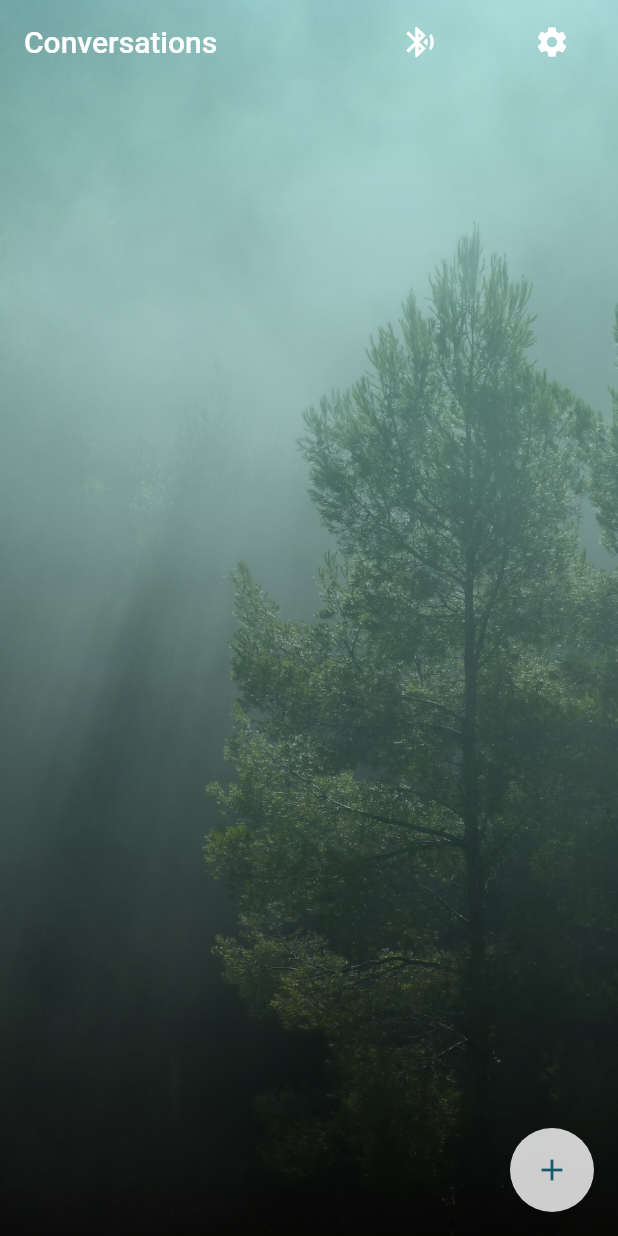
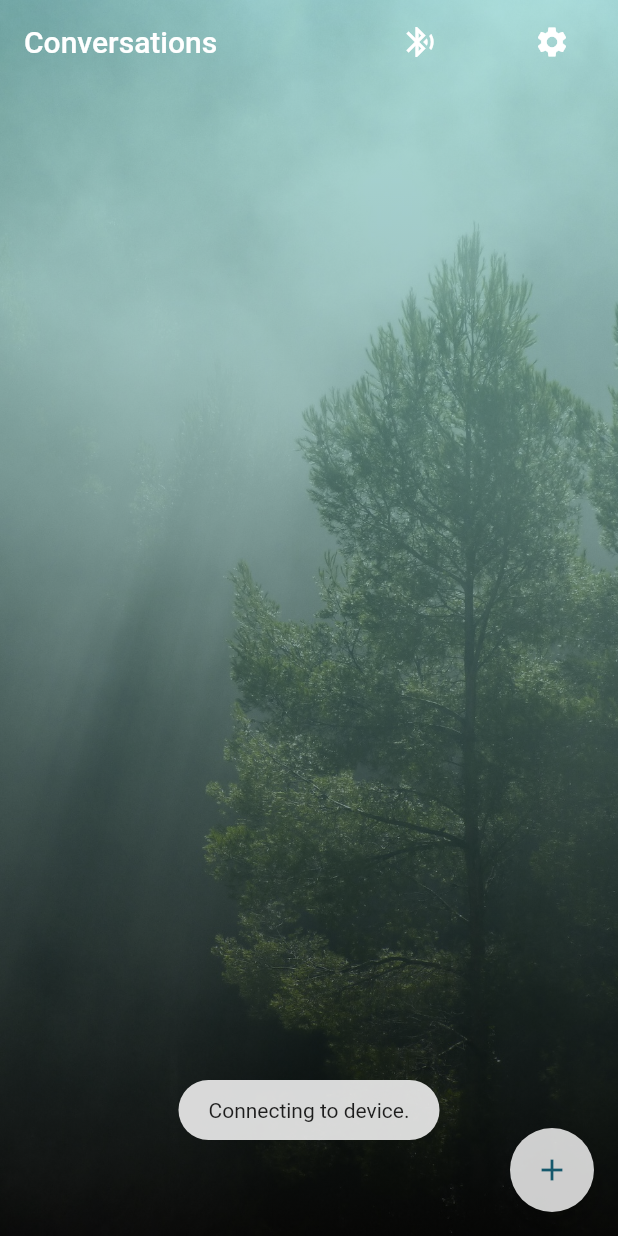
Before and after one commit to chirpnets/chirp-nets-mobile, a Flutter app: the screen it shows after launch, after a tap on the "bluetooth searching" icon, on a phone screen of 412 x 824 dp. Run offline on Flutter 3.47's test engine with Material 2 defaults, Android fonts, the phone set to English and light mode, and no system bars; our stand-ins replace flutter_blue, flutter_compass, flutter_local_notifications, fluttertoast, location, rxdart and 1 more; accounts and stored records are empty.

Commit message:
bug fixes: reconnect/disconnect, phantom messages

```diff
--- a/lib/providers/bluetooth.dart
+++ b/lib/providers/bluetooth.dart
@@ -1,5 +1,6 @@
 import 'package:chirp_nets/models/message.dart';
 import 'package:chirp_nets/providers/messages.dart';
+import 'package:chirp_nets/utils/notifications.dart';
 import 'package:chirp_nets/utils/text.dart';
 import 'package:chirp_nets/utils/utils.dart';
 import 'package:flutter/material.dart';
@@ -40,6 +41,13 @@ class Bluetooth with ChangeNotifier {
           print('Device found');
           _device = device.device;
           _device.connect(autoConnect: true).then((_) {
+            _device.state.listen((state) {
+              if (state == BluetoothDeviceState.disconnected) {
+                _device = null;
+                showNotification(3, deviceDisconnectedMessage, deviceDisconnectedNotification, deviceDisconnectedNotification);
+                notifyListeners();
+              }
+            });
             Fluttertoast.showToast(msg: deviceConnectedMessage);
             discoverServices();
           });
--- a/lib/screens/conversations_screen.dart
+++ b/lib/screens/conversations_screen.dart
@@ -8,11 +8,11 @@ import 'package:chirp_nets/widgets/conversations/add_conversation_widget.dart';
 import 'package:chirp_nets/widgets/conversations/conversations_list_widget.dart';
 import 'package:chirp_nets/widgets/users/add_first_user_widget.dart';
 import 'package:flutter/material.dart';
+import 'package:fluttertoast/fluttertoast.dart';
 import 'package:provider/provider.dart';
 import 'package:chirp_nets/models/conversation.dart';
 import 'package:chirp_nets/models/user.dart';
 import 'package:chirp_nets/providers/conversations.dart';
-
 
 class ConversationsScreen extends StatefulWidget {
   ConversationsScreen();
@@ -77,7 +77,10 @@ class _ConversationsScreenState extends State<ConversationsScreen> {
         backgroundColor: Colors.transparent,
         actions: [
           FlatButton(
-            onPressed: () => bluetooth.findDevices(),
+            onPressed: () {
+              Fluttertoast.showToast(msg: deviceConnectingMessage);
+              bluetooth.findDevices();
+            },
             child: Icon(
               bluetooth.device != null
                   ? Icons.bluetooth_connected
--- a/lib/utils/text.dart
+++ b/lib/utils/text.dart
@@ -22,9 +22,13 @@ const String deviceTitle = 'Device';
 
 const String deviceName = 'Bluefruit52';
 
-const String deviceConnectingMessage = 'Connecting to device. This may take a minute.';
+const String deviceConnectingMessage = 'Connecting to device.';
 
-const String deviceConnectedMessage = 'Device Connected';
+const String deviceDisconnectedMessage = 'Device disconnected';
+
+const String deviceDisconnectedNotification = 'You will not receive messages unless connected to the Chirp Nets device.';
+
+const String deviceConnectedMessage = 'Device connected';
 
 const String locationPermissionDeniedMessage = 'User denied location permissions';
 
--- a/lib/utils/utils.dart
+++ b/lib/utils/utils.dart
@@ -43,8 +43,10 @@ String getTimeSinceMessage(DateTime time) {
 }
 
 String parseMessage(List<int> message) {
+  print(message);
   int index = message.indexOf(0);
-  List<int> recievedMessage = message.sublist(0, index - 1);
+  List<int> recievedMessage = message.sublist(0, index);
+  print(recievedMessage);
   return AsciiDecoder().convert(recievedMessage);
 }
 
```
Also changed, not shown: lib/providers/messages.dart (+5 -2 lines), 1 other file.
